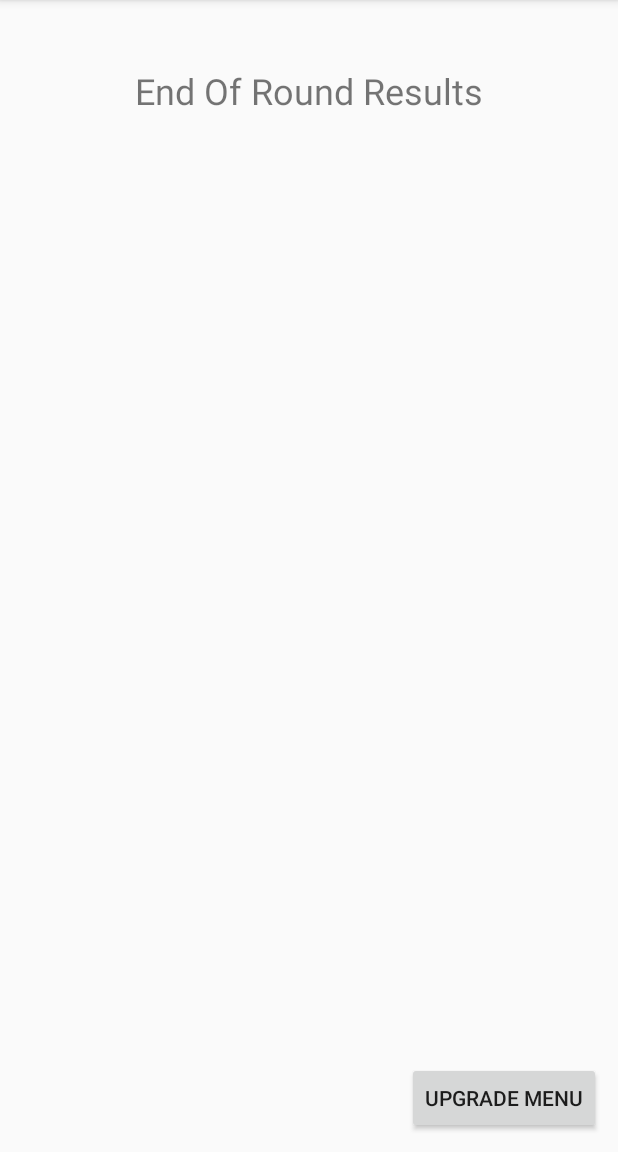
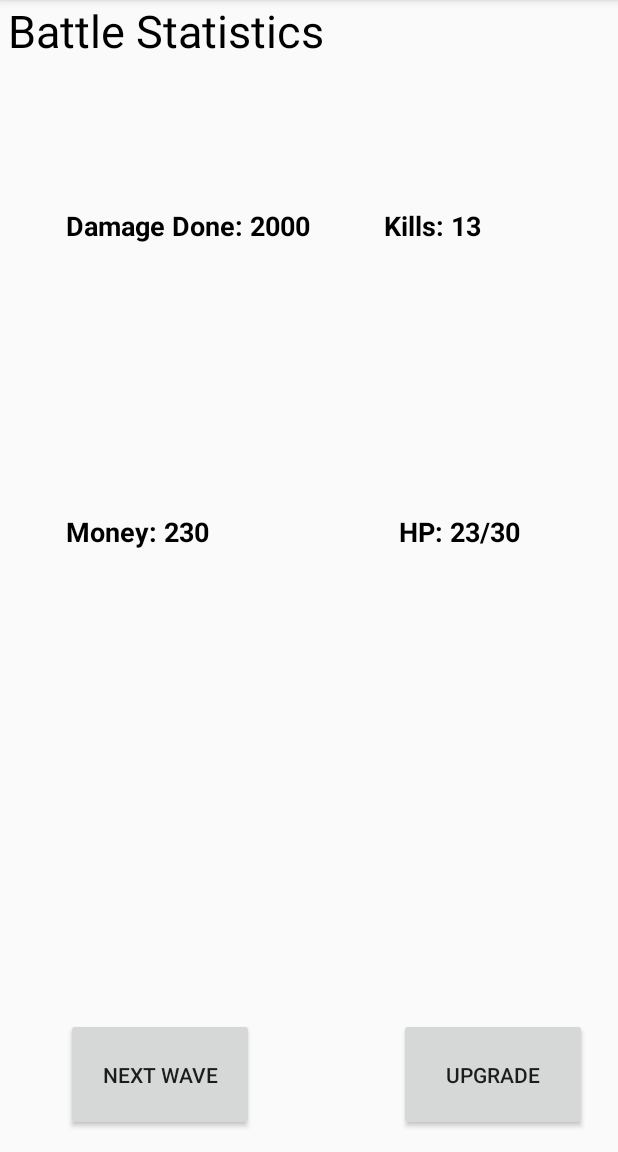
Before and after one commit to AlbertoV10/Castle-Defense, an Android app: the EndOfRoundActivity screen opened directly, with no data from a screen before it, on a phone screen of 412 x 824 dp, the part 84-1236 px from its top. Run offline under Robolectric (Android 15) with nearby library versions, the phone set to English and light mode, and no system bars; 1 statement that could not run was skipped.

Commit message:
added end_of_round_activity
Created the end_of_round activity

```diff
--- a/CastleDefense/app/src/main/java/com/example/alber/castledefense/EndOfRoundActivity.java
+++ b/CastleDefense/app/src/main/java/com/example/alber/castledefense/EndOfRoundActivity.java
@@ -13,7 +13,6 @@ public class EndOfRoundActivity extends AppCompatActivity {
     protected void onCreate(Bundle savedInstanceState) {
 
         mUpgradeButton = (Button) findViewById(R.id.to_upgrade_button);
-
         super.onCreate(savedInstanceState);
         setContentView(R.layout.activity_end_of_round);
 
--- a/CastleDefense/app/src/main/res/layout/activity_battle_screen.xml
+++ b/CastleDefense/app/src/main/res/layout/activity_battle_screen.xml
@@ -58,7 +58,7 @@
         android:layout_alignParentBottom="true"
         android:layout_alignParentEnd="true"
         android:layout_alignParentRight="true"
-        android:text="Next Wave" />
+        android:text="End Wave" />
 
     <TextView
         android:id="@+id/textView2"
--- a/CastleDefense/app/src/main/res/layout/activity_end_of_round.xml
+++ b/CastleDefense/app/src/main/res/layout/activity_end_of_round.xml
@@ -1,30 +1,104 @@
 <?xml version="1.0" encoding="utf-8"?>
-<RelativeLayout xmlns:android="http://schemas.android.com/apk/res/android"
+<android.support.constraint.ConstraintLayout xmlns:android="http://schemas.android.com/apk/res/android"
     xmlns:app="http://schemas.android.com/apk/res-auto"
     xmlns:tools="http://schemas.android.com/tools"
     android:layout_width="match_parent"
     android:layout_height="match_parent"
-    tools:context="com.example.alber.castledefense.EndOfRoundActivity">
+    android:screenOrientation="landscape">
+
+    <RelativeLayout
+        android:layout_width="match_parent"
+        android:layout_height="match_parent"
+        app:layout_constraintTop_toTopOf="parent">
 
         <TextView
-        android:id="@+id/end_round_title"
+            android:id="@+id/textView2"
             android:layout_width="wrap_content"
             android:layout_height="wrap_content"
+            android:layout_alignParentEnd="true"
+            android:layout_alignParentRight="true"
             android:layout_alignParentTop="true"
-        android:layout_centerHorizontal="true"
-        android:layout_marginTop="44dp"
-        android:text="End Of Round Results"
-        android:textSize="24sp" />
+            android:layout_marginEnd="91dp"
+            android:layout_marginRight="91dp"
+            android:layout_marginTop="138dp"
+            android:text="Kills: 13"
+            android:textAlignment="center"
+            android:textColor="@android:color/background_dark"
+            android:textSize="18sp"
+            android:textStyle="bold" />
+
+        <TextView
+            android:id="@+id/textView3"
+            android:layout_width="wrap_content"
+            android:layout_height="wrap_content"
+            android:layout_alignLeft="@+id/textView2"
+            android:layout_alignStart="@+id/textView2"
+            android:layout_below="@+id/textView2"
+            android:layout_marginLeft="10dp"
+            android:layout_marginStart="10dp"
+            android:layout_marginTop="179dp"
+            android:text="HP: 23/30"
+            android:textColor="@android:color/background_dark"
+            android:textSize="18sp"
+            android:textStyle="bold" />
+
+        <TextView
+            android:id="@+id/textView4"
+            android:layout_width="wrap_content"
+            android:layout_height="wrap_content"
+            android:layout_alignBaseline="@+id/textView2"
+            android:layout_alignBottom="@+id/textView2"
+            android:layout_alignParentLeft="true"
+            android:layout_alignParentStart="true"
+            android:layout_marginLeft="44dp"
+            android:layout_marginStart="44dp"
+            android:text="Damage Done: 2000"
+            android:textAlignment="center"
+            android:textColor="@android:color/background_dark"
+            android:textSize="18sp"
+            android:textStyle="bold" />
+
+        <TextView
+            android:id="@+id/textView5"
+            android:layout_width="wrap_content"
+            android:layout_height="wrap_content"
+            android:layout_alignBottom="@+id/textView3"
+            android:layout_alignLeft="@+id/textView4"
+            android:layout_alignStart="@+id/textView4"
+            android:text="Money: 230"
+            android:textAlignment="center"
+            android:textColor="@android:color/background_dark"
+            android:textSize="18sp"
+            android:textStyle="bold" />
 
         <Button
             android:id="@+id/to_upgrade_button"
-        android:layout_width="wrap_content"
-        android:layout_height="wrap_content"
+            android:layout_width="125dp"
+            android:layout_height="75dp"
+            android:layout_alignLeft="@+id/textView3"
             android:layout_alignParentBottom="true"
-        android:layout_alignParentEnd="true"
-        android:layout_alignParentRight="true"
-        android:layout_marginBottom="12dp"
-        android:layout_marginEnd="11dp"
-        android:layout_marginRight="11dp"
-        android:text="Upgrade Menu" />
+            android:layout_alignStart="@+id/textView3"
+            android:layout_marginBottom="14dp"
+            android:text="Upgrade" />
+
+        <Button
+            android:id="@+id/button5"
+            android:layout_width="125dp"
+            android:layout_height="75dp"
+            android:layout_alignLeft="@+id/textView5"
+            android:layout_alignStart="@+id/textView5"
+            android:layout_alignTop="@+id/to_upgrade_button"
+            android:text="Next Wave" />
     </RelativeLayout>
+
+    <TextView
+        android:id="@+id/textView"
+        android:layout_width="222dp"
+        android:layout_height="57dp"
+        android:text="Battle Statistics"
+        android:textAlignment="center"
+        android:textColor="@android:color/background_dark"
+        android:textSize="30sp"
+        tools:layout_editor_absoluteX="94dp"
+        tools:layout_editor_absoluteY="37dp" />
+</android.support.constraint.ConstraintLayout>
--- /dev/null
+++ b/CastleDefense/app/src/main/res/layout/upgrade_scren.xml
@@ -0,0 +1,6 @@
+<?xml version="1.0" encoding="utf-8"?>
+<android.support.constraint.ConstraintLayout
+    xmlns:android="http://schemas.android.com/apk/res/android" android:layout_width="match_parent"
+    android:layout_height="match_parent">
+
+</android.support.constraint.ConstraintLayout>
```
Lines whose indentation alone changed are shown as unchanged.
